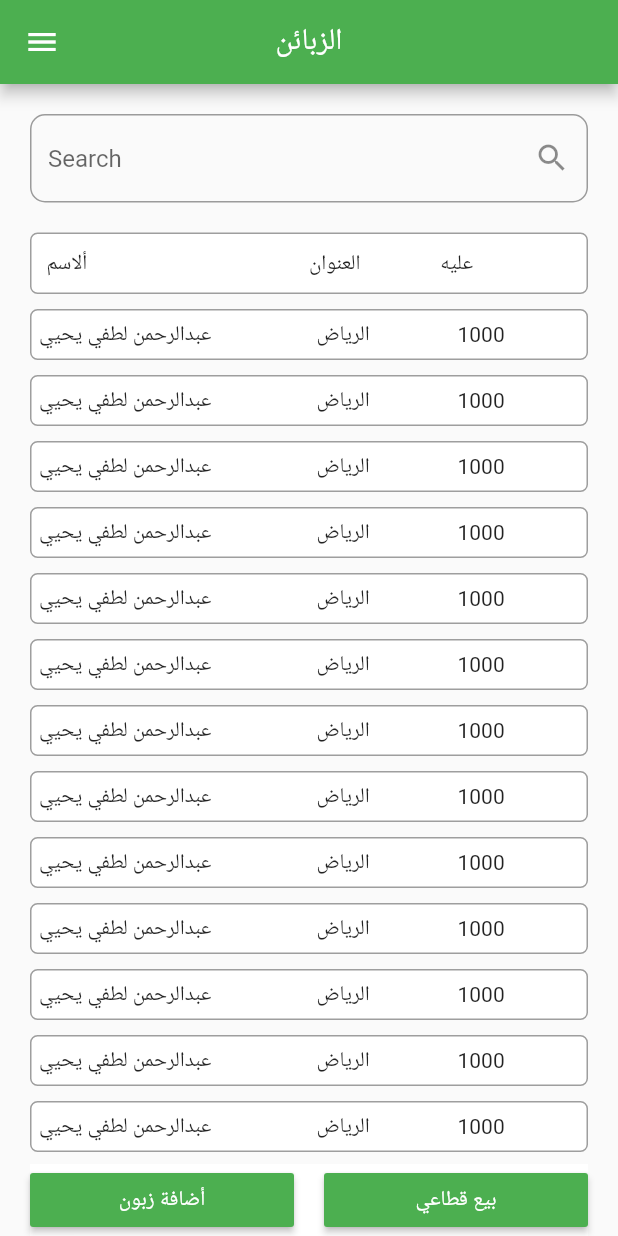
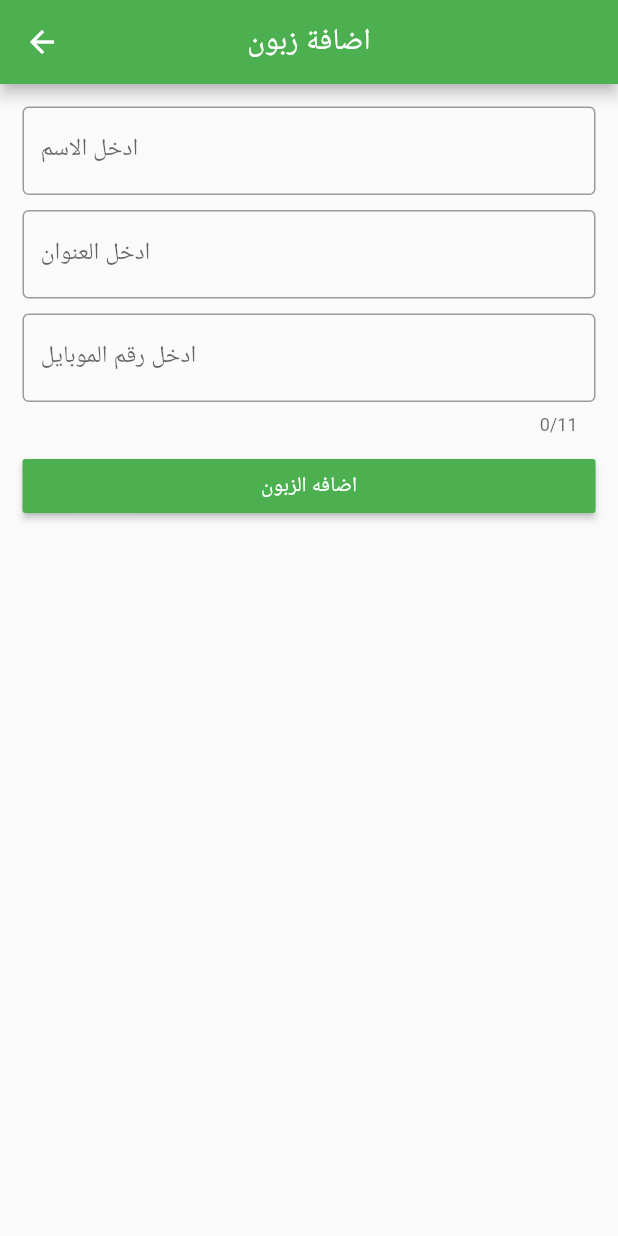
Before and after one commit to Abdelrahman-Elshimy/ElropApp, a Flutter app: the CustomersPage screen opened directly, after a tap on "أضافة زبون", on a phone screen of 412 x 824 dp. Run offline on Flutter 3.47's test engine with Material 2 defaults, Android fonts, the phone set to English and light mode, and no system bars.

Commit message:
add customer form ui

```diff
--- /dev/null
+++ b/elropy/lib/screens/customers/add_customer.dart
@@ -0,0 +1,118 @@
+import 'package:flutter/material.dart';
+class AddCustomerPage extends StatefulWidget {
+  @override
+  _AddCustomerPageState createState() => _AddCustomerPageState();
+}
+
+class _AddCustomerPageState extends State<AddCustomerPage> {
+  final _addCustomerForm = GlobalKey<FormState>();
+  String _name;
+  String _number;
+  String _address;
+  @override
+  Widget build(BuildContext context) {
+    return Scaffold(
+      appBar: AppBar(
+        title: Text('اضافة زبون'),
+        centerTitle: true,
+      ),
+      body: ListView(
+        children: <Widget>[
+          Container(
+            margin: EdgeInsets.all(15),
+            child: Form(
+              key: _addCustomerForm,
+              child: Column(
+                children: <Widget>[
+                  TextFormField(
+                    decoration: InputDecoration(
+                        labelText: 'ادخل الاسم',
+                        border: OutlineInputBorder(
+                            borderSide: BorderSide(color: Colors.grey))),
+                    validator: (value) {
+                      if (value.isEmpty) {
+                        return 'يجب ادخال الاسم';
+                      }
+                      return null;
+                    },
+                    onSaved: (value) {
+                      setState(() {
+                        _name = value;
+                      });
+                    },
+                  ),
+                  SizedBox(
+                    height: 10,
+                  ),
+                  TextFormField(
+                    decoration: InputDecoration(
+                        labelText: 'ادخل العنوان',
+                        border: OutlineInputBorder(
+                            borderSide: BorderSide(color: Colors.grey))),
+                    validator: (value) {
+                      if (value.isEmpty) {
+                        return 'يجب ادخال العنوان';
+                      }
+                      return null;
+                    },
+                    onSaved: (value) {
+                      setState(() {
+                        _address = value;
+                      });
+                    },
+                  ),
+                  SizedBox(
+                    height: 10,
+                  ),
+                  TextFormField(
+                    keyboardType: TextInputType.number,
+                    maxLength: 11,
+                    decoration: InputDecoration(
+                        labelText: 'ادخل رقم الموبايل',
+                        border: OutlineInputBorder(
+                            borderSide: BorderSide(color: Colors.grey))),
+                    validator: (value) {
+                      if (value.isEmpty) {
+                        return 'يجب ادخال رقم الموبايل';
+                      }
+                      if (value.length < 11) {
+                        return 'رقم الموبايل لابد ان يكون 11 رقم';
+                      }
+                      return null;
+                    },
+                    onSaved: (value) {
+                      setState(() {
+                        _number = value;
+                      });
+                    },
+                  ),
+                  SizedBox(
+                    height: 10,
+                  ),
+                  Container(
+                    width: double.infinity,
+                    child: RaisedButton(
+                      onPressed: () {
+                        if (_addCustomerForm.currentState.validate()) {
+                          _addCustomerForm.currentState.save();
+                          print(_name);
+                          print(_number);
+                          print(_address);
+
+                        }
+                      },
+                      child: Text(
+                        'اضافه الزبون',
+                        style: TextStyle(color: Colors.white),
+                      ),
+                    ),
+                  ),
+                ],
+              ),
+            ),
+          )
+        ],
+      ),
+    );
+  }
+}
--- a/elropy/lib/screens/customers/customers.dart
+++ b/elropy/lib/screens/customers/customers.dart
@@ -1,3 +1,4 @@
+import 'package:elropy/screens/customers/add_customer.dart';
 import 'package:flutter/material.dart';
 
 class CustomersPage extends StatefulWidget {
@@ -6,6 +7,7 @@ class CustomersPage extends StatefulWidget {
 }
 
 class _CustomersPageState extends State<CustomersPage> {
+  String _search;
   @override
   Widget build(BuildContext context) {
     return Scaffold(
@@ -18,12 +20,20 @@ class _CustomersPageState extends State<CustomersPage> {
         children: <Widget>[
           // search form
           Container(
-            padding: EdgeInsets.all(20),
+            padding: EdgeInsets.only(left: 15, right: 15, top: 10, bottom: 15),
             child: Form(
               child: Column(
                 children: <Widget>[
                   TextFormField(
+                    onFieldSubmitted: (value) {
+                      setState(() {
+                        _search = value;
+                        print(_search);
+                      });
+                    },
                     decoration: InputDecoration(
+                      contentPadding: EdgeInsets.only(
+                          top: 0, bottom: 0, left: 15, right: 15),
                       hintText: 'Search',
                       suffixIcon: Icon(Icons.search),
                       border: OutlineInputBorder(
@@ -42,22 +52,44 @@ class _CustomersPageState extends State<CustomersPage> {
                 color: Colors.white,
                 border: Border.all(color: Colors.grey),
                 borderRadius: BorderRadius.circular(5)),
-            padding: EdgeInsets.all(10),
-            margin: EdgeInsets.only(bottom: 10, left: 20, right: 20),
+            margin: EdgeInsets.only(bottom: 10, left: 15, right: 15),
+            padding: EdgeInsets.only(top: 7, bottom: 7),
             child: Row(
               mainAxisAlignment: MainAxisAlignment.spaceBetween,
+              crossAxisAlignment: CrossAxisAlignment.center,
               children: <Widget>[
                 Expanded(
                   flex: 2,
-                  child: Text('ألاسم'),
+                  child: Container(
+                    child: Text(
+                      'ألاسم',
+                      textAlign: TextAlign.center,
+                    ),
+                  ),
+                ),
+                SizedBox(
+                  width: 3,
                 ),
                 Expanded(
                   flex: 1,
-                  child: Text('العنوان'),
+                  child: Container(
+                    child: Text(
+                      'العنوان',
+                      textAlign: TextAlign.center,
+                    ),
+                  ),
+                ),
+                SizedBox(
+                  width: 3,
                 ),
                 Expanded(
                   flex: 1,
-                  child: Text('عليه'),
+                  child: Container(
+                    child: Text(
+                      'عليه',
+                      textAlign: TextAlign.center,
+                    ),
+                  ),
                 ),
               ],
             ),
@@ -70,7 +102,7 @@ class _CustomersPageState extends State<CustomersPage> {
           ),
           Container(
             color: Colors.white,
-            margin: EdgeInsets.only(left: 20, right: 20),
+            margin: EdgeInsets.only(left: 15, right: 15),
             child: Row(
               children: <Widget>[
                 Expanded(
@@ -79,7 +111,9 @@ class _CustomersPageState extends State<CustomersPage> {
                       'أضافة زبون',
                       style: TextStyle(color: Colors.white),
                     ),
-                    onPressed: () {},
+                    onPressed: () {
+                      Navigator.push(context, MaterialPageRoute(builder: (context) => AddCustomerPage()));
+                    },
                   ),
                 ),
                 SizedBox(
@@ -108,24 +142,25 @@ class _CustomersPageState extends State<CustomersPage> {
     for (int i = 0; i < 20; i++) {
       customers.add(
         Container(
-
           decoration: BoxDecoration(
-                color: Colors.white,
-                border: Border.all(color: Colors.grey),
-                borderRadius: BorderRadius.circular(5)),
-            margin: EdgeInsets.only(left: 20, right: 20, bottom: 10),
+              color: (i % 2 == 0) ?Color(0xffDDDDDD) : Colors.white,
+              border: Border.all(color: Colors.grey),
+              borderRadius: BorderRadius.circular(5)),
+          margin: EdgeInsets.only(left: 15, right: 15, bottom: 10),
+          padding: EdgeInsets.only(top: 8, bottom: 8),
           child: InkWell(
             onTap: () {
               print('sdsdds $i');
             },
             child: Row(
-              mainAxisAlignment: MainAxisAlignment.spaceBetween,
               children: <Widget>[
                 Expanded(
                   flex: 2,
                   child: Container(
-                    padding: EdgeInsets.all(5),
-                    child: Text('عبدالرحمن لطفي يحيي'),
+                    child: Text(
+                      'عبدالرحمن لطفي يحيي',
+                      textAlign: TextAlign.center,
+                    ),
                   ),
                 ),
                 SizedBox(
@@ -134,8 +169,10 @@ class _CustomersPageState extends State<CustomersPage> {
                 Expanded(
                   flex: 1,
                   child: Container(
-                    padding: EdgeInsets.all(5),
-                    child: Text('الرياض'),
+                    child: Text(
+                      'الرياض',
+                      textAlign: TextAlign.center,
+                    ),
                   ),
                 ),
                 SizedBox(
@@ -144,9 +181,10 @@ class _CustomersPageState extends State<CustomersPage> {
                 Expanded(
                   flex: 1,
                   child: Container(
-                    padding:
-                        EdgeInsets.only(top: 8, bottom: 8, left: 5, right: 5),
-                    child: Text('1000'),
+                    child: Text(
+                      (1000 * (i + 1)).toString(),
+                      textAlign: TextAlign.center,
+                    ),
                   ),
                 ),
               ],
```
